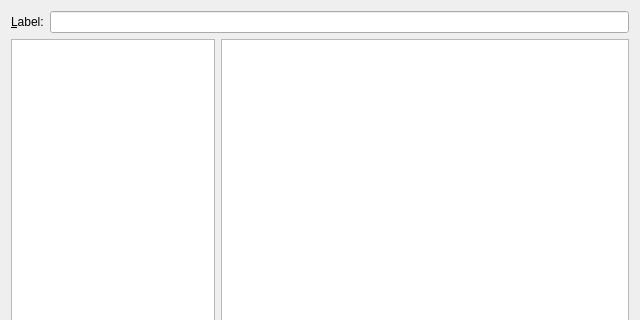
Before: the Qt Designer form coquery/gui/ui/addFunction.ui in gkunter/coquery, drawn with Qt 5; both pictures show x 0 to 640 and y 0 to 320 of the 640 by 480 pixel window.
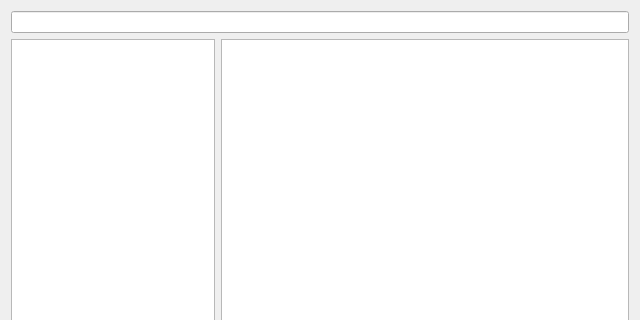
After: the same form once the commit is applied. Custom widgets are drawn as their Qt base class.

Commit message: Make function label uneditable. Set focus to argument widgets if possible

Patch:
```diff
--- a/coquery/gui/ui/addFunction.ui
+++ b/coquery/gui/ui/addFunction.ui
@@ -26,21 +26,14 @@
       <property name="margin">
        <number>0</number>
       </property>
-      <item>
-       <widget class="QLabel" name="label">
-        <property name="text">
-         <string>&amp;Label:</string>
-        </property>
-        <property name="buddy">
-         <cstring>edit_label</cstring>
-        </property>
-       </widget>
-      </item>
       <item>
        <widget class="QLineEdit" name="edit_label">
         <property name="text">
          <string/>
         </property>
+        <property name="readOnly">
+         <bool>true</bool>
+        </property>
        </widget>
       </item>
      </layout>
```
Left out of the diff: 3 changed lines with no effect on the pictures. The commit also changes 2 other files.
